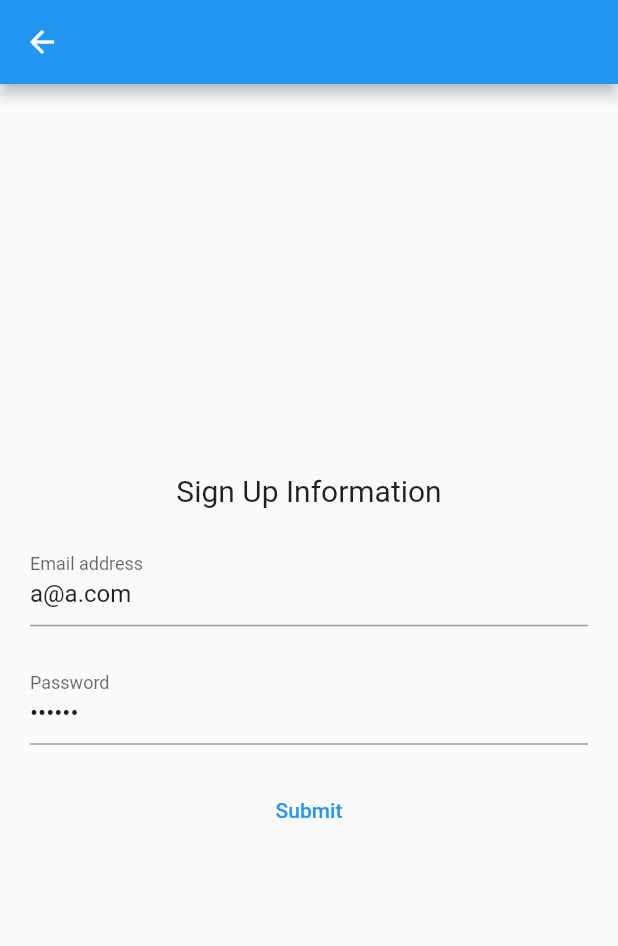
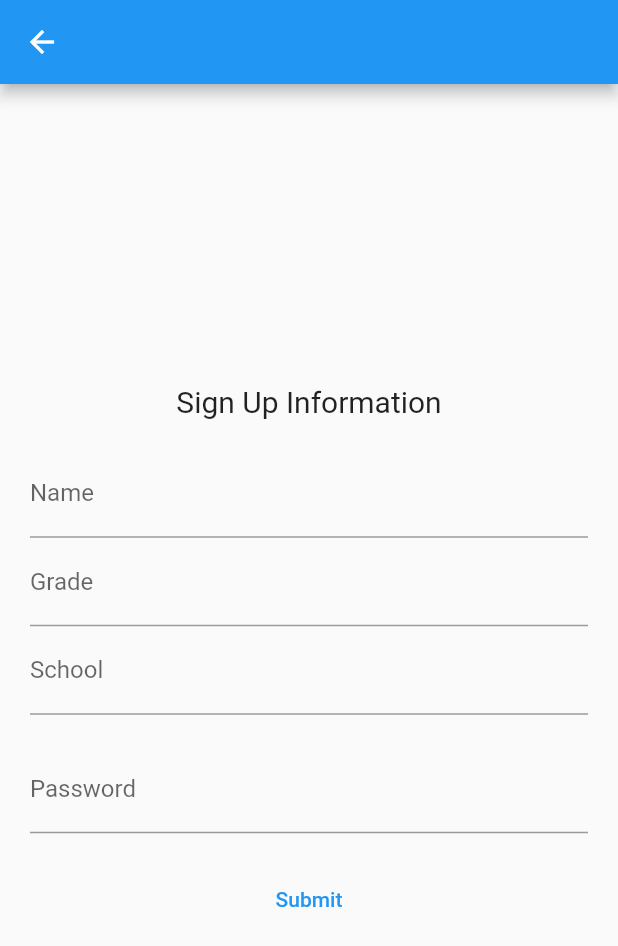
Before and after one commit to ATJaime/proyecto_movil, a Flutter app: the SignUp screen opened directly, on a phone screen of 412 x 824 dp. Shown: the top 946 px of the screen. Run offline on Flutter 3.47's test engine with Material 2 defaults, Android fonts, the phone set to English and light mode, and no system bars; our stand-ins replace connectivity_plus, get, hive, hive_flutter, loggy; accounts and stored records are empty; network calls fail.

Commit message:
base de datos en Hive

```diff
--- a/operaciones/lib/data_source/local_data_source.dart
+++ b/operaciones/lib/data_source/local_data_source.dart
@@ -0,0 +1,60 @@
+import 'package:operaciones/domain/repositories/entities/some_data.dart';
+import 'package:hive/hive.dart';
+import 'package:loggy/loggy.dart';
+import 'package:operaciones/models/user.dart';
+
+import '../models/some_data_db.dart';
+
+class LocalDataSource {
+  Future<void> addEntry(User user) async {
+    logInfo("Adding entry to db");
+    Hive.box('someData')
+        .add(SomeDataDb(name: user.name, grade: user.Grade, school: user.School, difficulty: user.difficulties));
+  }
+
+  Future<List<SomeData>> getAll() async {
+    List<SomeData> entries = Hive.box('someData')
+        .values
+        .map((entry) => SomeData.id(
+            id: entry.key, name: entry.name, grade: entry.grade, school: entry.school, difficulty: entry.difficulty))
+        .toList();
+    return entries;
+  }
+
+  Future<List<User>> getUsers() async {
+    List<SomeData> users = await getAll();
+    return users.map((e) => User(
+      id: e.id,
+      name: e.name,
+      grade: e.grade,
+      school: e.school,
+      difficulties: e.difficulty)).toList();
+  }
+
+  Future<User> getUser(String name) async {
+    User user;
+    List<SomeData> users = await getAll();
+    SomeData u = users.where((x) => x.name == name).first;
+    if (u == null) {
+      return Future.error("User not found");
+    }
+    user = User(
+        id: u.id,
+        name: u.name,
+        grade: u.grade,
+        school: u.school,
+        difficulties: u.difficulty,
+      );
+    return Future.value(user);
+
+  }
+
+  updateEntry(User user) {
+    logInfo("Updating entry with id ${user.id}");
+    Hive.box('someData').put(
+        user.id,
+        SomeDataDb(
+          name: user.Name, grade: user.Grade, school: user.School, difficulty: user.difficulties
+        ));
+  }
+}
--- a/operaciones/lib/domain/repositories/entities/some_data.dart
+++ b/operaciones/lib/domain/repositories/entities/some_data.dart
@@ -1,8 +1,10 @@
 class SomeData{
   int? id;
-  final String email;
-  final String difficulty;
+  final String name;
+  final String grade;
+  final String school;
+  final List<dynamic> difficulty;
 
-  SomeData({required this.email, required this.difficulty});
-  SomeData.id({this.id, required this.email, required this.difficulty});
+  SomeData({required this.name, required this.grade, required this.school, required this.difficulty});
+  SomeData.id({this.id, required this.name, required this.grade, required this.school, required this.difficulty});
 }
--- a/operaciones/lib/domain/repositories/repository.dart
+++ b/operaciones/lib/domain/repositories/repository.dart
@@ -10,7 +10,7 @@ class Repository {
 
   // the base url of the API should end without the /
   final String _baseUrl =
-      'http://ip172-18-0-15-ckjg32ggftqg00bu8erg-8000.direct.labs.play-with-docker.com';
+      'http://ip172-18-0-3-ckniid0gftqg00cnqlgg-8000.direct.labs.play-with-docker.com';
 
   Repository() {
     _authenticationDataSource = AuthenticationDatatasource();
@@ -38,8 +38,6 @@ class Repository {
   Future<bool> deleteUser(int id) async =>
       await _userDatatasource.deleteUser(id);
 
-  Future<bool> simulateProcess() async =>
-      await _userDatatasource.simulateProcess(_baseUrl, token);
 
   Future<User> getUser(String email) async =>
       await _userDatatasource.getUser(email);
--- a/operaciones/lib/main.dart
+++ b/operaciones/lib/main.dart
@@ -2,6 +2,7 @@ import 'package:flutter/material.dart';
 import 'package:get/get.dart';
 import 'package:hive_flutter/adapters.dart';
 import 'package:hive_flutter/hive_flutter.dart';
+import 'package:operaciones/data_source/local_data_source.dart';
 import 'package:operaciones/domain/repositories/repository.dart';
 import 'package:operaciones/models/some_data_db.dart';
 import 'package:operaciones/ui/central.dart';
@@ -31,6 +32,7 @@ void main() async {
   );
 
   Get.put(Repository());
+  Get.put(LocalDataSource());
   Get.put(AuthenticationUseCase());
   Get.put(UserUseCase());
   Get.put(AuthenticationController());
@@ -44,10 +46,11 @@ class MyApp extends StatelessWidget {
   @override
   Widget build(BuildContext context) {
     return GetMaterialApp(
-      title: 'Flutter Demo',
+      title: 'Operaciones',
       theme: ThemeData(
         primarySwatch: Colors.blue,
       ),
+      debugShowCheckedModeBanner: false,
       home: const Central(),
     );
   }
--- a/operaciones/lib/models/some_data_db.dart
+++ b/operaciones/lib/models/some_data_db.dart
@@ -5,10 +5,17 @@ part 'some_data_db.g.dart';
 @HiveType(typeId: 0)
 class SomeDataDb extends HiveObject{
   @HiveField(0)
-  String email;
+  String name;
 
   @HiveField(1)
-  String difficulty;
+  String grade;
 
-  SomeDataDb({required this.email, required this.difficulty});
+  @HiveField(2)
+  String school;
+
+
+  @HiveField(3)
+  List<dynamic> difficulty;
+
+  SomeDataDb({required this.name, required this.grade, required this.school, required this.difficulty});
 }
--- a/operaciones/lib/models/user.dart
+++ b/operaciones/lib/models/user.dart
@@ -2,35 +2,35 @@
 class User {
   User({
     this.id,
-    required this.firstName,
-    required this.lastName,
-    required this.email,
+    required this.name,
+    required this.grade,
+    required this.school,
     required this.difficulties,
   });
 
   int? id;
-  String firstName;
-  String lastName;
-  String email;
+  String name;
+  String grade;
+  String school;
   List<dynamic> difficulties;
 
-  String get name => '$firstName $lastName';
-
-  String get emailAddress => email;
+  String get Name => name;
+  String get Grade => grade;
+  String get School => school;
 
   factory User.fromJson(Map<String, dynamic> json) => User(
         id: json["id"],
-        firstName: json["firstName"] ?? "somefirstName",
-        lastName: json["lastName"] ?? "someLastName",
-        email: json["email"] ?? "someemail",
+        name: json["name"] ?? "someName",
+        grade: json["grade"] ?? "someGrade",
+        school: json["school"] ?? "someSchool",
         difficulties: json["difficulties"] ?? "someDifficulties",
       );
 
   Map<String, dynamic> toJson() => {
         "id": id ?? 0,
-        "firstName": firstName,
-        "lastName": lastName,
-        "email": email,
+        "name": name,
+        "grade": grade,
+        "school": school,
         "difficulties": difficulties
       };
 }
--- a/operaciones/lib/ui/controllers/user_controller.dart
+++ b/operaciones/lib/ui/controllers/user_controller.dart
@@ -1,5 +1,7 @@
+import 'package:connectivity_plus/connectivity_plus.dart';
 import 'package:get/get.dart';
 import 'package:loggy/loggy.dart';
+import 'package:operaciones/domain/repositories/entities/some_data.dart';
 
 import '../../models/user.dart';
 import '../../domain/repositories/use_case/user_case.dart';
@@ -19,22 +21,34 @@ class UserController extends GetxController {
     logInfo("Add user");
     await userUseCase.addUser(user);
   }
-
   updateUser(User user) async {
-    logInfo("Update user");
-    await userUseCase.updateUser(user);
+    var connectivityResult = await (Connectivity().checkConnectivity());
+    if (connectivityResult != ConnectivityResult.none){
+      User u = await userUseCase.getUser(user.name);
+      user.id = u.id;
+      await userUseCase.updateUser(user);
+    }
   }
 
   void deleteUser(int id) async {
     await userUseCase.deleteUser(id);
   }
 
-  void simulateProcess() async {
-    await userUseCase.simulateProcess();
+  Future<User> getUser(String name) async {
+   User user = await userUseCase.getUser(name);
+   return user;
   }
 
-  Future<User> getUser(String email) async {
-   User user = await userUseCase.getUser(email);
-   return user;
+  Future<SomeData> getAll() async{
+    List<SomeData> all = await userUseCase.getAll();
+    logInfo(all);
+    return await userUseCase.getAll();
+  }
+
+  void updateUserLocal(User user) async{
+    await userUseCase.updateUserLocal(user);
+  }
+  void addUserLocal(User user) async{
+    await userUseCase.addUserLocal(user);
   }
 }
--- a/operaciones/lib/ui/home.dart
+++ b/operaciones/lib/ui/home.dart
@@ -33,8 +33,8 @@ class _MyHomePageState extends State<MyHomePage> {
     try {
       await authenticationController.login(theEmail, thePassword);
       User user = await userController.getUser(theEmail);
+      myController.updateUser(user);
       myController.updateLevels(user.difficulties);
-      myController.updateName(theEmail);
     } catch (err) {
       Get.snackbar(
         "Login",
@@ -67,15 +67,13 @@ class _MyHomePageState extends State<MyHomePage> {
                       height: 20,
                     ),
                     TextFormField(
-                      keyboardType: TextInputType.emailAddress,
+                      keyboardType: TextInputType.name,
                       controller: controllerEmail,
                       decoration:
-                          const InputDecoration(labelText: "Email address"),
+                          const InputDecoration(labelText: "Name"),
                       validator: (String? value) {
                         if (value!.isEmpty) {
-                          return "Enter email";
-                        } else if (!value.contains('@')) {
-                          return "Enter valid email address";
+                          return "Enter name";
                         }
                         return null;
                       },
--- a/operaciones/lib/ui/signup.dart
+++ b/operaciones/lib/ui/signup.dart
@@ -14,14 +14,16 @@ class SignUp extends StatefulWidget {
 
 class _FirebaseSignUpState extends State<SignUp> {
   final _formKey = GlobalKey<FormState>();
-  final controllerEmail = TextEditingController(text: 'a@a.com');
-  final controllerPassword = TextEditingController(text: '123456');
+  final controllerName = TextEditingController();
+  final controllerGrade = TextEditingController();
+  final controllerSchool = TextEditingController();
+  final controllerPassword = TextEditingController();
   AuthenticationController authenticationController = Get.find();
   UserController userController = Get.find();
 
-  _signup(theEmail, thePassword) async {
+  _signup(theName, theGrade, theSchool, thePassword) async {
     try {
-      await authenticationController.signUp(theEmail, thePassword);
+      await authenticationController.signUp(theName, thePassword);
 
       Get.snackbar(
         "Sign Up",
@@ -31,9 +33,9 @@ class _FirebaseSignUpState extends State<SignUp> {
       );
 
       User user = User(
-        firstName: theEmail,
-        lastName: theEmail,
-        email: theEmail,
+        name: theName,
+        grade: theGrade,
+        school: theSchool,
         difficulties: ["easy", "easy", "easy"]
       );
       userController.addUser(user);
@@ -69,17 +71,40 @@ class _FirebaseSignUpState extends State<SignUp> {
                           height: 20,
                         ),
                         TextFormField(
-                          keyboardType: TextInputType.emailAddress,
-                          controller: controllerEmail,
+                          keyboardType: TextInputType.name,
+                          controller: controllerName,
                           decoration:
-                              const InputDecoration(labelText: "Email address"),
+                              const InputDecoration(labelText: "Name"),
                           validator: (value) {
                             if (value == null || value.isEmpty) {
-                              logError('SignUp validation empty email');
-                              return "Enter email";
-                            } else if (!value.contains('@')) {
-                              logError('SignUp validation invalid email');
-                              return "Enter valid email address";
+                              logError('SignUp validation empty name');
+                              return "Enter name";
+                            }
+                            return null;
+                          },
+                        ),
+                        TextFormField(
+                          keyboardType: TextInputType.name,
+                          controller: controllerGrade,
+                          decoration:
+                              const InputDecoration(labelText: "Grade"),
+                          validator: (value) {
+                            if (value == null || value.isEmpty) {
+                              logError('SignUp validation empty grade');
+                              return "Enter grade";
+                            }
+                            return null;
+                          },
+                        ),
+                        TextFormField(
+                          keyboardType: TextInputType.name,
+                          controller: controllerSchool,
+                          decoration:
+                              const InputDecoration(labelText: "School"),
+                          validator: (value) {
+                            if (value == null || value.isEmpty) {
+                              logError('SignUp validation empty school');
+                              return "Enter school";
                             }
                             return null;
                           },
@@ -112,7 +137,9 @@ class _FirebaseSignUpState extends State<SignUp> {
                               FocusScope.of(context).requestFocus(FocusNode());
                               if (_formKey.currentState!.validate()) {
                                 logInfo('SignUp validation form ok');
-                                await _signup(controllerEmail.text,
+                                await _signup(controllerName.text,
+                                    controllerGrade.text,
+                                    controllerSchool.text,
                                     controllerPassword.text);
                               } else {
                                 logError('SignUp validation form nok');
--- a/operaciones/pubspec.yaml
+++ b/operaciones/pubspec.yaml
@@ -36,6 +36,7 @@ dependencies:
   mockito: ^5.4.2
   hive: ^2.2.3
   hive_flutter: ^1.1.0
+  connectivity_plus: ^5.0.1
 
   # The following adds the Cupertino Icons font to your application.
   # Use with the CupertinoIcons class for iOS style icons.
```
Also changed, not shown: operaciones/lib/data_source/user_source.dart (+2 -22 lines), operaciones/lib/domain/repositories/use_case/create_questions.dart (+29 -9 lines), operaciones/lib/domain/repositories/use_case/user_case.dart (+23 -8 lines), operaciones/lib/ui/LevelSummaryPage.dart (+7 -2 lines), operaciones/lib/ui/controllers/controller.dart (+7 -29 lines), operaciones/lib/ui/start_page.dart (+6 -5 lines), operaciones/lib/ui/test_page.dart (+15 -9 lines), operaciones/lib/models/some_data_db.g.dart, operaciones/pubspec.lock, 3 other files.
